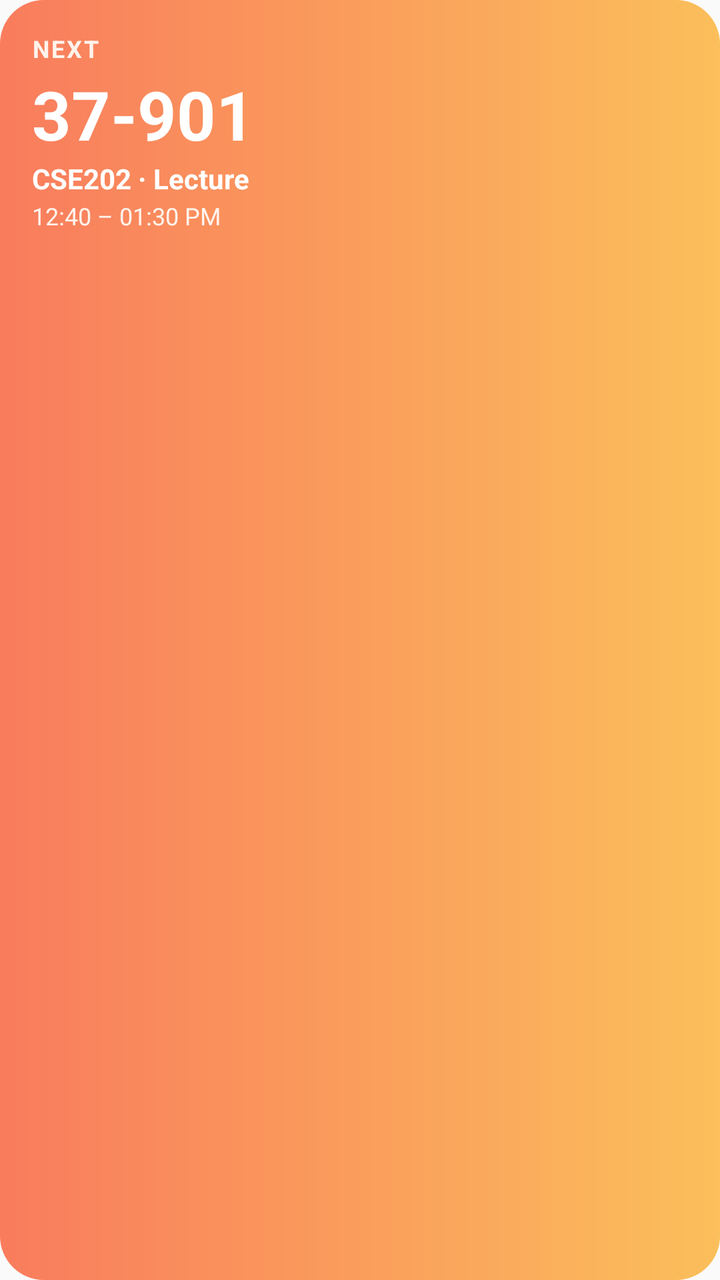
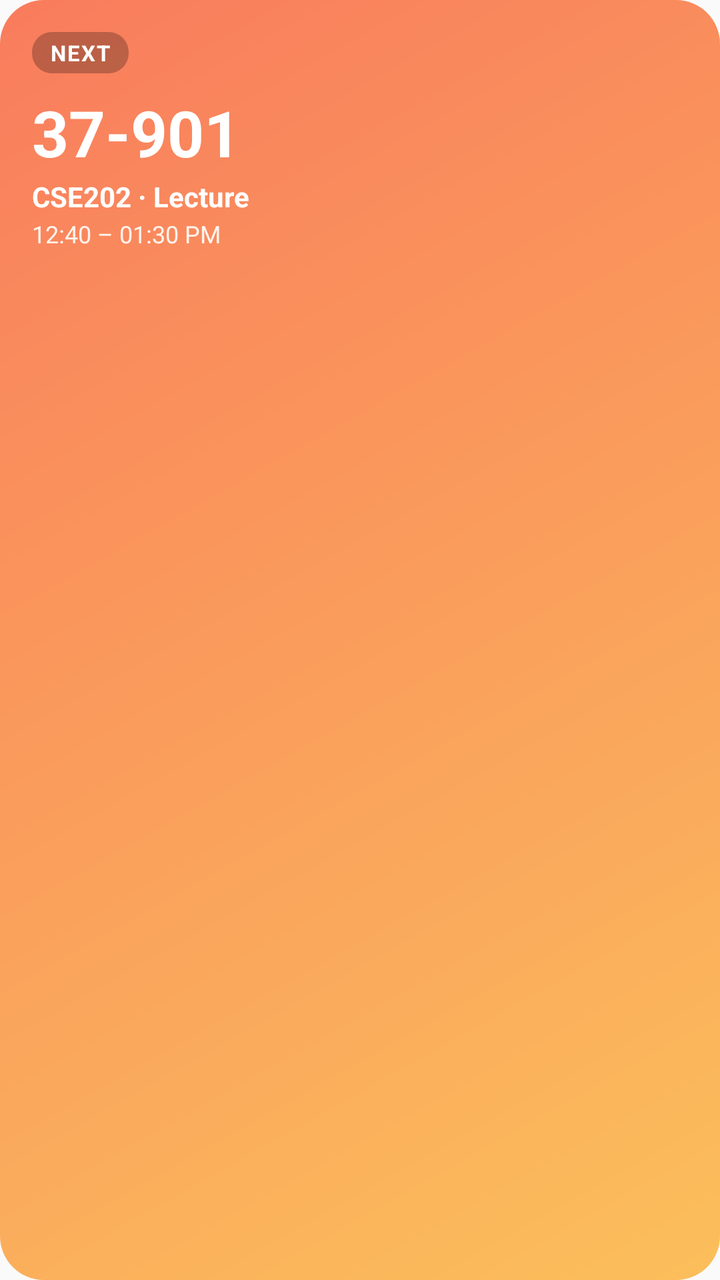

Screens rendered from an Android XML layout before and after an edit, with the pre-edit source and the edit as a unified diff.
<!-- AndroidManifest.xml: application theme android:Theme.Material.Light.NoActionBar -->
<!-- res/layout/widget_next.xml -->
<?xml version="1.0" encoding="utf-8"?>
<LinearLayout xmlns:android="http://schemas.android.com/apk/res/android"
    android:id="@+id/w_root"
    android:layout_width="match_parent"
    android:layout_height="match_parent"
    android:background="@drawable/widget_bg"
    android:orientation="vertical"
    android:padding="16dp">

    <TextView
        android:id="@+id/w_kicker"
        android:layout_width="wrap_content"
        android:layout_height="wrap_content"
        android:letterSpacing="0.08"
        android:text="NEXT"
        android:textColor="#FFFFF3EC"
        android:textSize="12sp"
        android:textStyle="bold" />

    <TextView
        android:id="@+id/w_room"
        android:layout_width="wrap_content"
        android:layout_height="wrap_content"
        android:layout_marginTop="2dp"
        android:text="37-901"
        android:textColor="#FFFFFFFF"
        android:textSize="34sp"
        android:textStyle="bold" />

    <TextView
        android:id="@+id/w_detail"
        android:layout_width="wrap_content"
        android:layout_height="wrap_content"
        android:text="CSE202 · Lecture"
        android:textColor="#FFFFFFFF"
        android:textSize="14sp"
        android:textStyle="bold" />

    <TextView
        android:id="@+id/w_time"
        android:layout_width="wrap_content"
        android:layout_height="wrap_content"
        android:layout_marginTop="1dp"
        android:text="12:40 – 01:30 PM"
        android:textColor="#FFFFF3EC"
        android:textSize="12sp" />

    <TextView
        android:id="@+id/w_event"
        android:layout_width="match_parent"
        android:layout_height="wrap_content"
        android:layout_marginTop="10dp"
        android:background="@drawable/widget_chip"
        android:paddingLeft="10dp"
        android:paddingRight="10dp"
        android:paddingTop="5dp"
        android:paddingBottom="5dp"
        android:text=""
        android:textColor="#FFFFFFFF"
        android:textSize="12sp"
        android:textStyle="bold"
        android:visibility="gone" />

</LinearLayout>
<!-- resources referenced by this layout -->
<resources>
  <!-- drawable widget_bg (drawable) -->
  <?xml version="1.0" encoding="utf-8"?>
  <shape xmlns:android="http://schemas.android.com/apk/res/android"
      android:shape="rectangle">
      <gradient
          android:startColor="#FFF97C5D"
          android:endColor="#FFFBBF5B"
          android:angle="0" />
      <corners android:radius="22dp" />
  </shape>
  <!-- drawable widget_chip (drawable) -->
  <?xml version="1.0" encoding="utf-8"?>
  <shape xmlns:android="http://schemas.android.com/apk/res/android"
      android:shape="rectangle">
      <solid android:color="#40000000" />
      <corners android:radius="10dp" />
  </shape>
</resources>

<!-- the commit's change to res/layout/widget_next.xml (unified diff, before → after) -->
@@ -3,7 +3,7 @@
     android:id="@+id/w_root"
     android:layout_width="match_parent"
     android:layout_height="match_parent"
-    android:background="@drawable/widget_bg"
+    android:background="@drawable/widget_bg_next"
     android:orientation="vertical"
     android:padding="16dp">
 
@@ -11,26 +11,32 @@
         android:id="@+id/w_kicker"
         android:layout_width="wrap_content"
         android:layout_height="wrap_content"
-        android:letterSpacing="0.08"
+        android:background="@drawable/widget_chip"
+        android:paddingLeft="9dp"
+        android:paddingRight="9dp"
+        android:paddingTop="3dp"
+        android:paddingBottom="3dp"
+        android:letterSpacing="0.06"
         android:text="NEXT"
-        android:textColor="#FFFFF3EC"
-        android:textSize="12sp"
+        android:textColor="#FFFFFFFF"
+        android:textSize="11sp"
         android:textStyle="bold" />
 
     <TextView
         android:id="@+id/w_room"
         android:layout_width="wrap_content"
         android:layout_height="wrap_content"
-        android:layout_marginTop="2dp"
+        android:layout_marginTop="8dp"
         android:text="37-901"
         android:textColor="#FFFFFFFF"
-        android:textSize="34sp"
+        android:textSize="32sp"
         android:textStyle="bold" />
 
     <TextView
         android:id="@+id/w_detail"
-        android:layout_width="wrap_content"
+        android:layout_width="match_parent"
         android:layout_height="wrap_content"
+        android:layout_marginTop="1dp"
         android:text="CSE202 · Lecture"
         android:textColor="#FFFFFFFF"
         android:textSize="14sp"
@@ -38,18 +44,29 @@
 
     <TextView
         android:id="@+id/w_time"
-        android:layout_width="wrap_content"
+        android:layout_width="match_parent"
         android:layout_height="wrap_content"
         android:layout_marginTop="1dp"
         android:text="12:40 – 01:30 PM"
         android:textColor="#FFFFF3EC"
         android:textSize="12sp" />
 
+    <ProgressBar
+        android:id="@+id/w_progress"
+        style="?android:attr/progressBarStyleHorizontal"
+        android:layout_width="match_parent"
+        android:layout_height="6dp"
+        android:layout_marginTop="12dp"
+        android:max="100"
+        android:progress="40"
+        android:progressDrawable="@drawable/widget_progress"
+        android:visibility="gone" />
+
     <TextView
         android:id="@+id/w_event"
         android:layout_width="match_parent"
         android:layout_height="wrap_content"
-        android:layout_marginTop="10dp"
+        android:layout_marginTop="12dp"
         android:background="@drawable/widget_chip"
         android:paddingLeft="10dp"
         android:paddingRight="10dp"
<!-- resource entries referenced after the edit -->
@@ -1,13 +1,13 @@
 <!-- resources referenced by this layout -->
 <resources>
-  <!-- drawable widget_bg (drawable) -->
+  <!-- drawable widget_bg_next (drawable) -->
   <?xml version="1.0" encoding="utf-8"?>
   <shape xmlns:android="http://schemas.android.com/apk/res/android"
       android:shape="rectangle">
       <gradient
+          android:angle="315"
           android:startColor="#FFF97C5D"
-          android:endColor="#FFFBBF5B"
-          android:angle="0" />
+          android:endColor="#FFFBBF5B" />
       <corners android:radius="22dp" />
   </shape>
   <!-- drawable widget_chip (drawable) -->
@@ -17,5 +17,23 @@
       <solid android:color="#40000000" />
       <corners android:radius="10dp" />
   </shape>
+  <!-- drawable widget_progress (drawable) -->
+  <?xml version="1.0" encoding="utf-8"?>
+  <layer-list xmlns:android="http://schemas.android.com/apk/res/android">
+      <item android:id="@android:id/background">
+          <shape android:shape="rectangle">
+              <solid android:color="#40FFFFFF" />
+              <corners android:radius="3dp" />
+          </shape>
+      </item>
+      <item android:id="@android:id/progress">
+          <clip>
+              <shape android:shape="rectangle">
+                  <solid android:color="#FFFFFFFF" />
+                  <corners android:radius="3dp" />
+              </shape>
+          </clip>
+      </item>
+  </layer-list>
 </resources>
 
